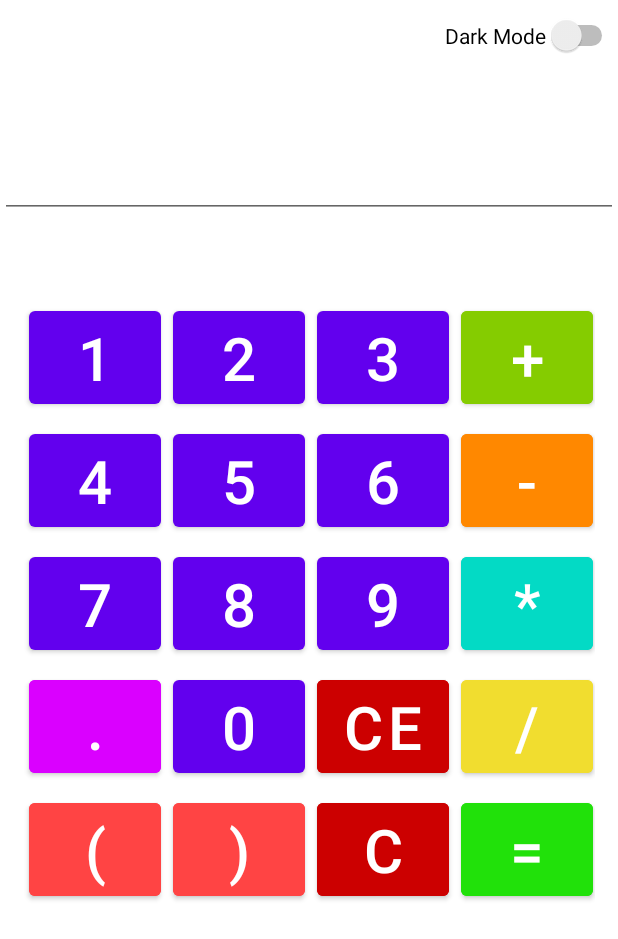
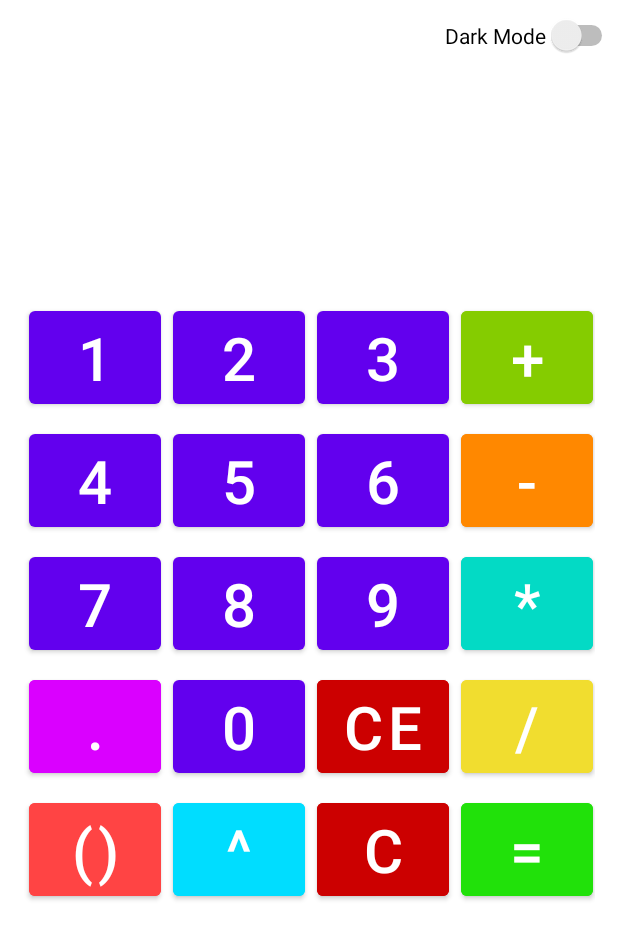
Before and after one commit to Czarek98/Simple-android-calculator, an Android app: the screen it shows after launch (MainActivity), on a phone screen of 412 x 824 dp. Shown: the top 939 px of the screen. Run offline under Robolectric (Android 15) with nearby library versions, the phone set to English and light mode, and no system bars.

Commit message:
Create function addToResult, add exponentiation button and make brackets work with one button

```diff
--- a/app/src/main/res/layout/activity_main.xml
+++ b/app/src/main/res/layout/activity_main.xml
@@ -11,14 +11,14 @@
         android:layout_width="381dp"
         android:layout_height="423dp"
         android:layout_marginStart="20dp"
-        android:layout_marginTop="52dp"
+        android:layout_marginTop="62dp"
         android:layout_marginEnd="20dp"
         android:visibility="visible"
         app:columnCount="4"
         app:layout_constraintEnd_toEndOf="parent"
         app:layout_constraintHorizontal_bias="0.5"
         app:layout_constraintStart_toStartOf="parent"
-        app:layout_constraintTop_toBottomOf="@+id/editTextNumberSigned"
+        app:layout_constraintTop_toBottomOf="@+id/resultTextView"
         app:rowCount="5"
         app:useDefaultMargins="true"
         tools:ignore="MissingConstraints"
@@ -184,17 +184,17 @@
             android:backgroundTint="@android:color/holo_red_light"
             android:onClick="inputClick"
             android:tag="16"
-            android:text="("
+            android:text="()"
             android:textSize="40sp" />
 
         <Button
-            android:id="@+id/rightBracket"
+            android:id="@+id/power"
             android:layout_width="wrap_content"
             android:layout_height="wrap_content"
-            android:backgroundTint="@android:color/holo_red_light"
+            android:backgroundTint="@android:color/holo_blue_bright"
             android:onClick="inputClick"
             android:tag="17"
-            android:text=")"
+            android:text="^"
             android:textSize="40sp" />
 
         <Button
@@ -227,20 +227,14 @@
         app:layout_constraintEnd_toEndOf="parent"
         app:layout_constraintTop_toTopOf="parent" />
 
-    <EditText
-        android:id="@+id/editTextNumberSigned"
-        android:layout_width="0dp"
-        android:layout_height="wrap_content"
-        android:layout_marginTop="33dp"
-        android:ems="10"
-        android:inputType="numberDecimal|numberSigned"
-        android:textSize="40sp"
-        android:clickable="false"
-        android:cursorVisible="false"
-        android:focusable="false"
-        android:focusableInTouchMode="false"
+    <TextView
+        android:id="@+id/resultTextView"
+        android:layout_width="409dp"
+        android:layout_height="62dp"
+        android:layout_marginTop="36dp"
+        android:textSize="30sp"
         app:layout_constraintEnd_toEndOf="parent"
-        app:layout_constraintHorizontal_bias="0.5"
+        app:layout_constraintHorizontal_bias="0.0"
         app:layout_constraintStart_toStartOf="parent"
         app:layout_constraintTop_toBottomOf="@+id/darkMode" />
 
--- a/build.gradle
+++ b/build.gradle
@@ -5,7 +5,7 @@ buildscript {
         jcenter()
     }
     dependencies {
-        classpath "com.android.tools.build:gradle:4.1.0"
+        classpath 'com.android.tools.build:gradle:4.1.1'
 
         // NOTE: Do not place your application dependencies here; they belong
         // in the individual module build.gradle files
```
Also changed, not shown: app/src/main/java/com/example/calculator/MainActivity.java (+45 -38 lines).
